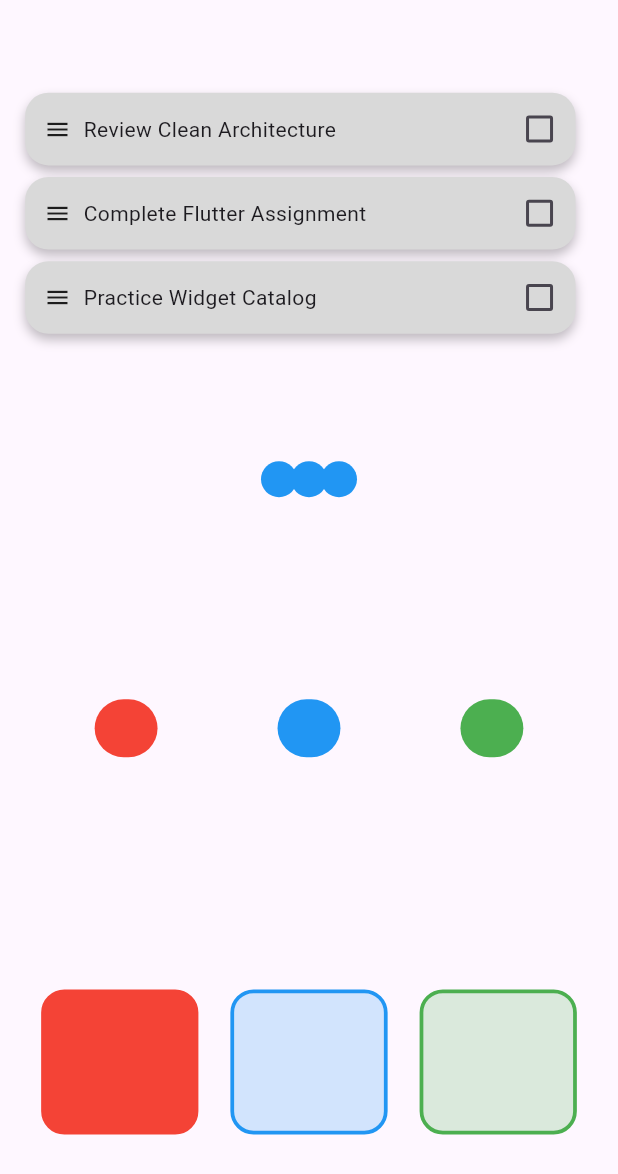
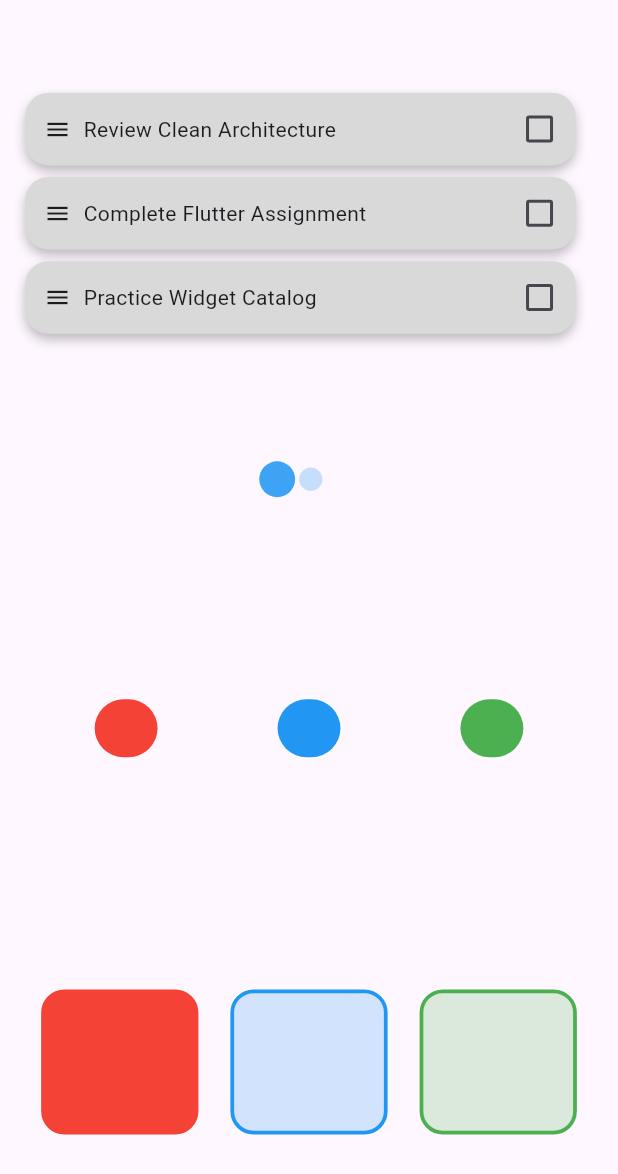
Before and after one commit to fatmaahmed751/Fatma_Ahmed_week2_UI_design_challenge, a Flutter app: the AnimationScreen screen opened by its route, on a phone screen of 412 x 824 dp. Shown: the top 1174 px of the screen. Run offline on Flutter 3.47's test engine with Material 3 defaults, Android fonts, the phone set to English and light mode, and no system bars; our stand-ins replace flutter_screenutil, flutter_svg, gap, go_router, google_fonts; network calls fail.

Commit message:
clean_architecture

```diff
--- a/lib/Features/Animation/Presentation/widgets/dots_animation.dart
+++ b/lib/Features/Animation/Presentation/widgets/dots_animation.dart
@@ -20,12 +20,12 @@ class _LoadingDotsState extends State<LoadingDots>
 
     _controller = AnimationController(
       vsync: this,
-      duration: const Duration(milliseconds: 1000),
+      duration: const Duration(milliseconds: 800),
     )..repeat();
 
     _scaleAnimations = List.generate(3, (index) {
       final start = index * 0.2; // delay
-      final end = start + 0.4;   // active window
+      final end = start + 0.4 ;   // active window
       return Tween<double>(begin: 0.5, end: 1.2).animate(
         CurvedAnimation(
           parent: _controller,
@@ -66,6 +66,7 @@ class _LoadingDotsState extends State<LoadingDots>
               child: Opacity(
                 opacity: _opacityAnimations[index].value,
                 child: Container(
+                  margin: EdgeInsets.only(left: 3),
                   width: 20,
                   height: 20,
                   decoration: const BoxDecoration(
```
